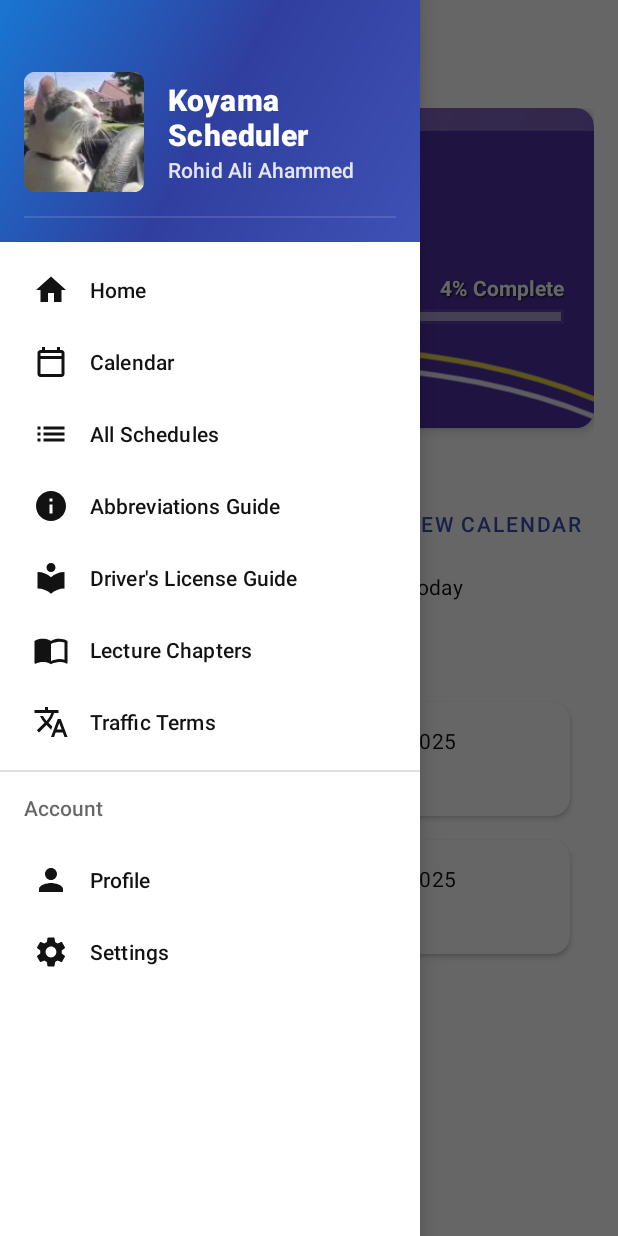
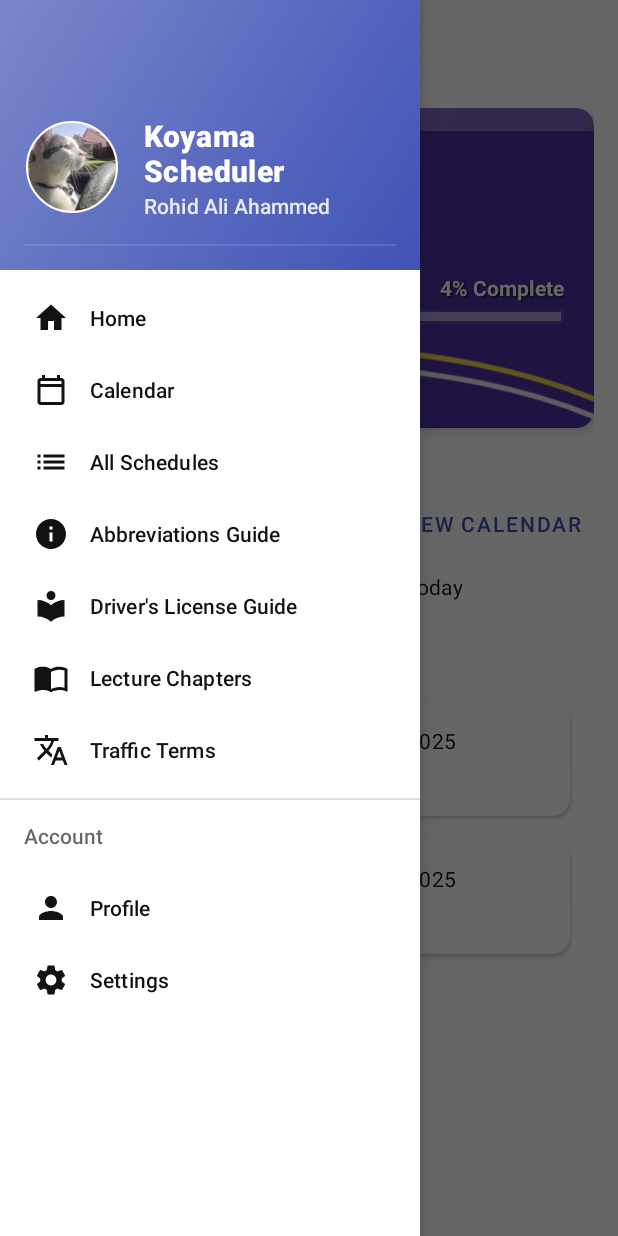
Before and after one commit to ahammedrohit/koyama-scheduler, an Android app: the screen it shows after launch (MainActivity), with the side drawer open, on a phone screen of 412 x 824 dp. Run offline under Robolectric (Android 15) with nearby library versions, the phone set to English and light mode, and no system bars; our stand-ins replace CircleImageView, Room's generated code; 1 statement that could not run was skipped.

Commit message:
small fixes

```diff
--- a/app/src/main/res/layout/nav_header_main.xml
+++ b/app/src/main/res/layout/nav_header_main.xml
@@ -1,16 +1,24 @@
 <?xml version="1.0" encoding="utf-8"?>
-<LinearLayout xmlns:android="http://schemas.android.com/apk/res/android"
+<FrameLayout xmlns:android="http://schemas.android.com/apk/res/android"
     xmlns:app="http://schemas.android.com/apk/res-auto"
     android:layout_width="match_parent"
-    android:layout_height="wrap_content"
-    android:background="@drawable/nav_header_background"
+    android:layout_height="180dp"
+    android:background="@drawable/gradient_toolbar_background"
+    android:theme="@style/ThemeOverlay.AppCompat.Dark">
+
+    <ImageView
+        android:layout_width="match_parent"
+        android:layout_height="match_parent"
+        android:src="@drawable/pattern_overlay"
+        android:scaleType="centerCrop"
+        android:alpha="0.2" />
+
+    <LinearLayout
+        android:layout_width="match_parent"
+        android:layout_height="match_parent"
+        android:orientation="vertical"
         android:gravity="bottom"
-    android:orientation="vertical"
-    android:paddingLeft="16dp"
-    android:paddingTop="48dp"
-    android:paddingRight="16dp"
-    android:paddingBottom="16dp"
-    android:theme="@style/ThemeOverlay.AppCompat.Dark">
+        android:padding="16dp">
 
         <LinearLayout
             android:layout_width="match_parent"
@@ -18,12 +26,16 @@
             android:orientation="horizontal"
             android:gravity="center_vertical">
 
-        <ImageView
+            <com.google.android.material.imageview.ShapeableImageView
                 android:id="@+id/imageView"
-            android:layout_width="80dp"
-            android:layout_height="80dp"
+                android:layout_width="64dp"
+                android:layout_height="64dp"
                 android:contentDescription="@string/app_name"
-            android:src="@mipmap/ic_launcher" />
+                android:src="@mipmap/ic_launcher"
+                android:padding="2dp"
+                app:strokeColor="@color/white"
+                app:strokeWidth="1dp"
+                app:shapeAppearanceOverlay="@style/CircleImageView" />
 
             <LinearLayout
                 android:layout_width="match_parent"
@@ -58,3 +70,4 @@
             android:alpha="0.12" />
 
     </LinearLayout>
+</FrameLayout>
--- a/app/src/main/res/values/styles.xml
+++ b/app/src/main/res/values/styles.xml
@@ -163,4 +163,10 @@
         <item name="android:textStyle">bold</item>
         <item name="android:gravity">center</item>
     </style>
+
+    <!-- Circular image style for navigation header icon -->
+    <style name="CircleImageView">
+        <item name="cornerFamily">rounded</item>
+        <item name="cornerSize">50%</item>
+    </style>
 </resources>
```
Also changed, not shown: app/src/main/java/com/koyama/scheduler/ui/fragment/CalendarMonthlyFragment.java (+81 -13 lines). Lines whose indentation alone changed are shown as unchanged.
